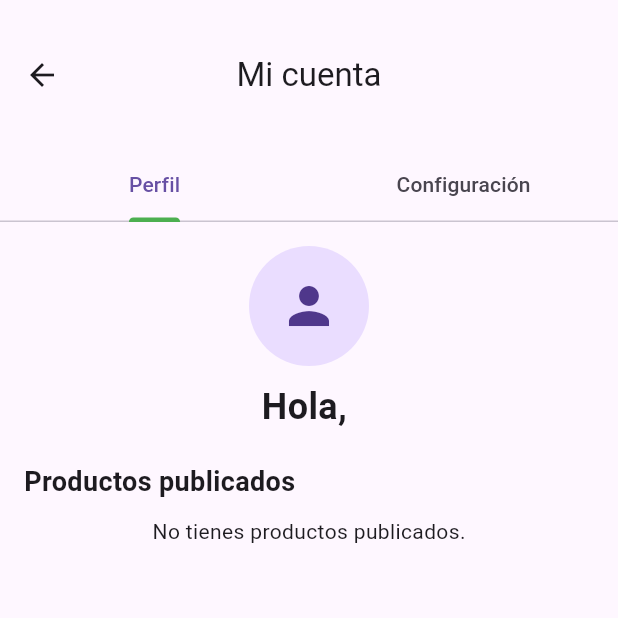
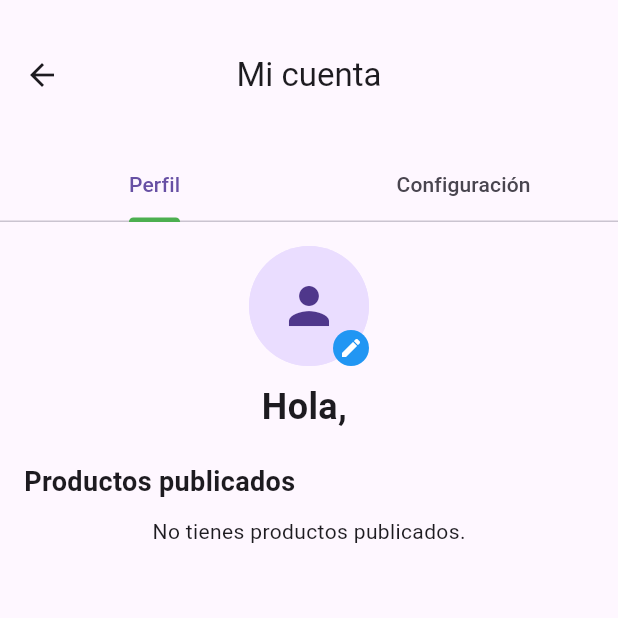
Before and after one commit to juan154850/comercia-app, a Flutter app: the ProfileScreen screen opened by its route, on a phone screen of 412 x 824 dp, the top half of it. Run offline on Flutter 3.47's test engine with Material 3 defaults, Android fonts, the phone set to English and light mode, and no system bars; our stand-ins replace cloud_firestore, firebase_auth, firebase_core, firebase_crashlytics, firebase_storage, image_picker and 1 more; missing offline and left inert: firebase_app_check, firebase_performance; accounts and stored records are empty.

```diff
--- a/lib/screens/profile/profile_screen.dart
+++ b/lib/screens/profile/profile_screen.dart
@@ -1,12 +1,16 @@
 // ignore_for_file: use_build_context_synchronously
 
+import 'dart:io';
+
 import 'package:firebase_performance/firebase_performance.dart';
+import 'package:firebase_storage/firebase_storage.dart';
 import 'package:flutter/material.dart';
 import 'package:myapp/services/auth_service.dart';
 import 'package:myapp/services/product_service.dart';
 import 'package:myapp/services/user_service.dart';
 import 'package:myapp/screens/products/update_product.dart';
 import 'package:myapp/screens/profile/transaction_history_screen.dart';
+import 'package:image_picker/image_picker.dart';
 
 class ProfileScreen extends StatefulWidget {
   const ProfileScreen({super.key});
@@ -96,6 +100,42 @@ class _ProfileScreenState extends State<ProfileScreen> {
     }
   }
 
+  Future<void> _changeProfilePicture() async {
+    final picker = ImagePicker();
+    final pickedFile = await picker.pickImage(source: ImageSource.gallery);
+
+    if (pickedFile != null) {
+      final userId = _authService.getCurrentUser()?.uid;
+
+      if (userId == null) {
+        print('No user is logged in');
+        return;
+      }
+
+      final fileName = 'profile_$userId';
+      final storageRef =
+          FirebaseStorage.instance.ref().child('profiles/$fileName');
+
+      try {
+        //subir la nueva imagen
+        await storageRef.putFile(File(pickedFile.path));
+        final newProfileImageUrl = await storageRef.getDownloadURL();
+
+        //actualizar el campo de imagen del usuario
+        await _userService.updateProfileImage(userId, newProfileImageUrl);
+
+        setState(() {
+          profileImageUrl = newProfileImageUrl;
+        });
+        print('Imagen de perfil actualizada');
+      } catch (error) {
+        print('Error al actualizar la imagen de perfil: $error');
+      }
+    } else {
+      print('No se seleccionó ninguna imagen');
+    }
+  }
+
   @override
   Widget build(BuildContext context) {
     return DefaultTabController(
@@ -122,6 +162,9 @@ class _ProfileScreenState extends State<ProfileScreen> {
                   Center(
                     child: Column(
                       children: [
+                        Stack(
+                          alignment: Alignment.bottomRight,
+                          children: [
                             CircleAvatar(
                               radius: 40,
                               backgroundImage: profileImageUrl.isNotEmpty
@@ -130,6 +173,43 @@ class _ProfileScreenState extends State<ProfileScreen> {
                               child: profileImageUrl.isEmpty
                                   ? const Icon(Icons.person, size: 40)
                                   : null,
+                            ),
+                            Positioned(
+                              bottom: 0,
+                              right: 0,
+                              child: GestureDetector(
+                                onTap: _changeProfilePicture,
+                                child: Stack(
+                                  alignment: Alignment.bottomRight,
+                                  children: [
+                                    CircleAvatar(
+                                      radius: 40,
+                                      backgroundImage:
+                                          profileImageUrl.isNotEmpty
+                                              ? NetworkImage(profileImageUrl)
+                                              : null,
+                                      child: profileImageUrl.isEmpty
+                                          ? const Icon(Icons.person, size: 40)
+                                          : null,
+                                    ),
+                                    Positioned(
+                                      bottom: 0,
+                                      right: 0,
+                                      child: GestureDetector(
+                                        onTap: _changeProfilePicture,
+                                        child: const CircleAvatar(
+                                          radius: 12,
+                                          backgroundColor: Colors.blue,
+                                          child: Icon(Icons.edit,
+                                              size: 16, color: Colors.white),
+                                        ),
+                                      ),
+                                    ),
+                                  ],
+                                ),
+                              ),
+                            ),
+                          ],
                         ),
                       ],
                     ),
```
Also changed, not shown: lib/services/user_service.dart (+14 -1 lines). Lines whose indentation alone changed are shown as unchanged.
